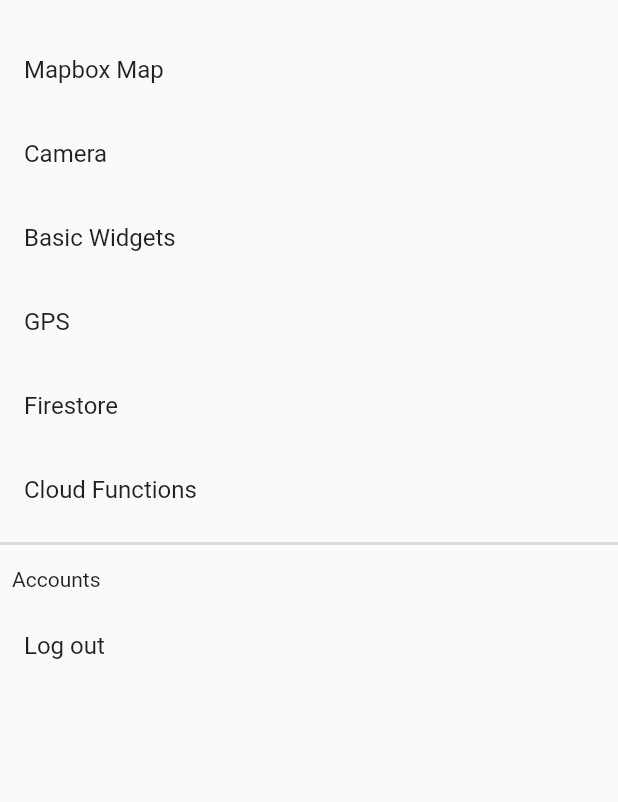
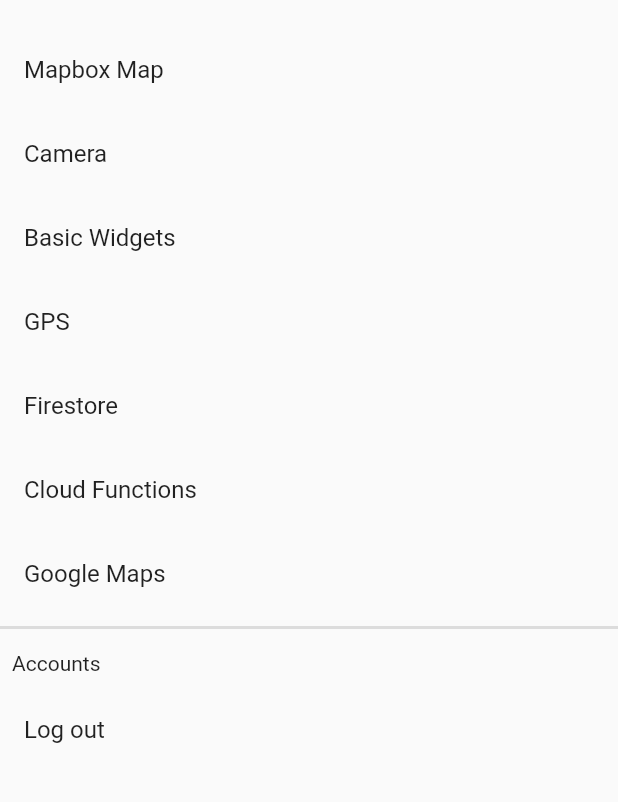
Before and after one commit to mysticeti/flutter_sandbox, a Flutter app: the DrawerView screen opened directly, on a phone screen of 412 x 824 dp, the part 358-1160 px from its top. Run offline on Flutter 3.47's test engine with Material 2 defaults, Android fonts, the phone set to English and light mode, and no system bars; our stand-ins replace camera, cloud_firestore, cloud_functions, date_format, firebase_auth, firebase_core and 5 more; missing offline and left inert: mapbox_gl; accounts and stored records are empty.

Commit message:
Add google maps for Android (#61)

```diff
--- a/lib/home_page.dart
+++ b/lib/home_page.dart
@@ -8,6 +8,7 @@
 import 'package:flutter_sandbox/firebase_crashlytics/firebase_crashlytics_page.dart';
 import 'package:flutter_sandbox/firebase_firestore/firestore_page.dart';
 import 'package:flutter_sandbox/firebase_functions/firebase_functions_page.dart';
+import 'package:flutter_sandbox/google_maps/google_maps_page.dart';
 import 'package:flutter_sandbox/gps/gps_page.dart';
 import 'package:flutter_sandbox/mapbox/mapbox_page.dart';
 import 'package:flutter_sandbox/pageNavigatorCustom.dart';
@@ -69,9 +70,12 @@
             _title = 'Cloud Functions';
             break;
           case 7:
+            _title = 'Google Maps';
+            break;
+          case 8:
             _title = 'Login';
             break;
-          case 8:
+          case 9:
             _title = 'Register';
             break;
           default:
@@ -89,6 +93,7 @@
       GPSPage(),
       FirestorePage(),
       FirebaseFunctionsPage(),
+      GoogleMapsPage(),
       // always add new screen above this comment so that auth remains the last two items.
       FirebaseAuthLoginPage(),
       FirebaseAuthRegistrationPage(),
@@ -278,6 +283,17 @@
           Navigator.pop(context);
         },
       ),
+      ListTile(
+        selected: _pageNavigator.getCurrentPageIndex == 7,
+        title: Text('Google Maps'),
+        onTap: () {
+          if (_pageNavigator.getCurrentPageIndex != 7) {
+            _pageController
+                .jumpToPage(_pageNavigator.getPageIndex('Google Maps'));
+          }
+          Navigator.pop(context);
+        },
+      ),
       Divider(
         thickness: 2,
       ),
--- a/lib/main.dart
+++ b/lib/main.dart
@@ -12,6 +12,7 @@
 import 'package:flutter_sandbox/firebase_auth/firebase_auth_signed_in_page.dart';
 import 'package:flutter_sandbox/firebase_crashlytics/firebase_crashlytics_page.dart';
 import 'package:flutter_sandbox/firebase_firestore/firestore_page.dart';
+import 'package:flutter_sandbox/google_maps/google_maps_page.dart';
 import 'package:flutter_sandbox/gps/gps_page.dart';
 import 'package:flutter_sandbox/home_page.dart';
 import 'package:flutter_sandbox/mapbox/mapbox_page.dart';
@@ -64,6 +65,7 @@
           GPSPage.id: (context) => GPSPage(),
           HomePage.id: (context) => HomePage(cameraList: cameraList),
           FirestorePage.id: (context) => FirestorePage(),
+          GoogleMapsPage.id: (context) => GoogleMapsPage(),
         },
       ),
     );
--- a/lib/pageNavigatorCustom.dart
+++ b/lib/pageNavigatorCustom.dart
@@ -12,8 +12,9 @@
     "GPS": 4,
     "Firestore": 5,
     "Cloud Functions": 6,
-    "FirebaseAuthLogin": 7,
-    "FirebaseAuthRegister": 8,
+    "Google Maps": 7,
+    "FirebaseAuthLogin": 8,
+    "FirebaseAuthRegister": 9,
   };
   int fromIndex;
 
--- a/pubspec.yaml
+++ b/pubspec.yaml
@@ -41,6 +41,7 @@
   path_provider: ^2.0.1
   date_format: ^2.0.2
   geolocator: ^7.0.1
+  google_maps_flutter: ^2.0.3
 
 dev_dependencies:
   flutter_test:
```
Also changed, not shown: lib/google_maps/google_maps_page.dart (added, +58 -0 lines), pubspec.lock, 2 other files.
